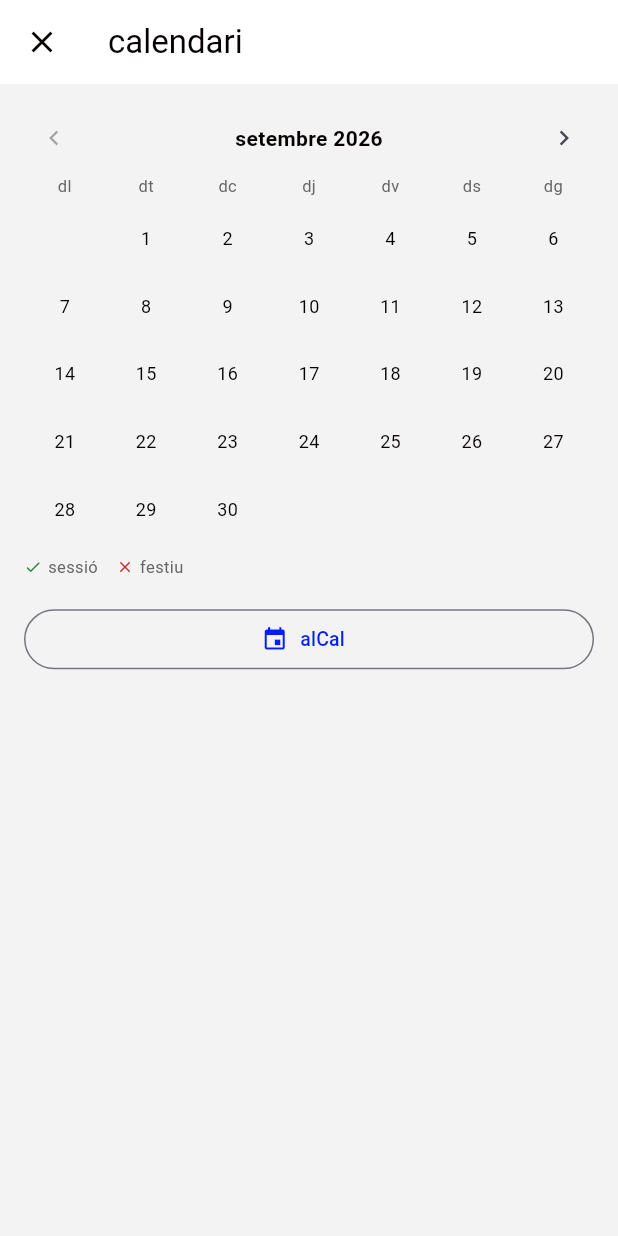
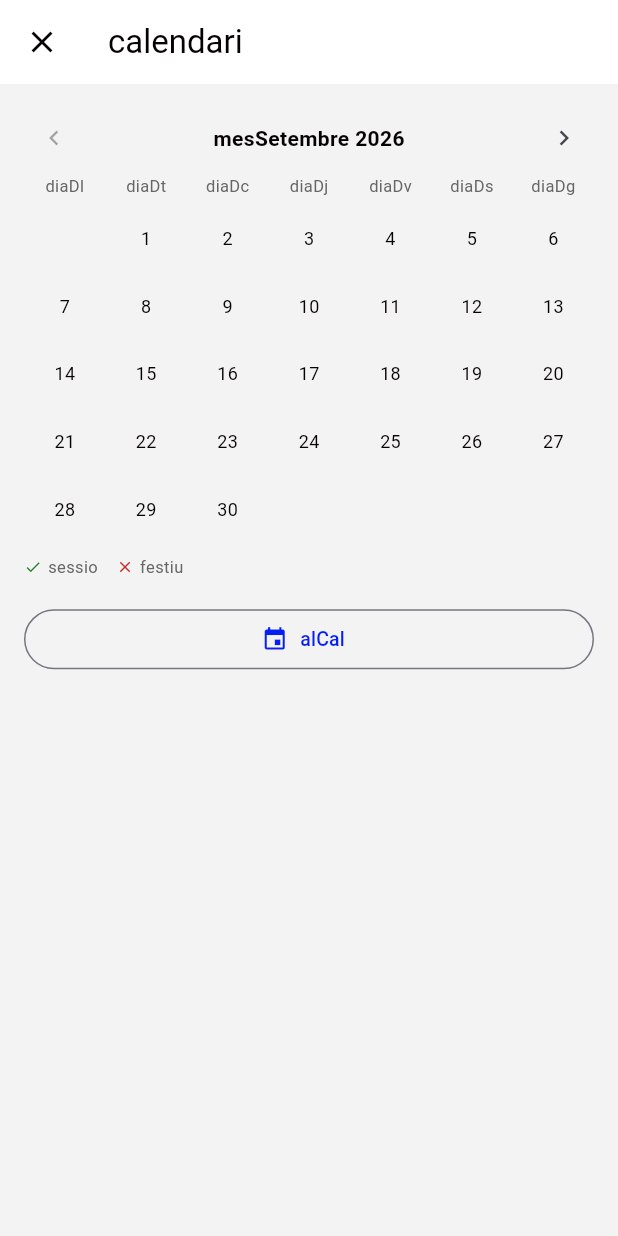
Before and after one commit to Escacstorre/portal_soci_escacs, a Flutter app: the ClassesAlumnesPantalla screen opened directly, after a tap on "calendari", on a phone screen of 412 x 824 dp. Run offline on Flutter 3.47's test engine with Material 3 defaults, Android fonts, the phone set to English and light mode, and no system bars; our stand-ins replace flutter_svg; missing offline and left inert: dart:html; network calls fail.

Commit message:
Traduccions: eliminar strings hardcoded, clau unificada Sheet, calendaris i formulari impres

```diff
--- a/lib/estat.dart
+++ b/lib/estat.dart
@@ -110,7 +110,7 @@ class Estat {
   }
 
   void mostraError(String msg, {bool ok = false}) {
-    toastMissatge = msg.isEmpty ? 'Error' : msg;
+    toastMissatge = msg.isEmpty ? i18n.t('errGen') : msg;
     toastCorrecte = ok;
     refres();
     _toastTimer?.cancel();
--- a/lib/estils.dart
+++ b/lib/estils.dart
@@ -193,7 +193,7 @@ Future<bool?> confirmaEliminacio(BuildContext context, String missatge) {
       content: Text(missatge),
       actions: [
         TextButton(onPressed: () => Navigator.pop(ctx, false), child: Text(Estat.i.i18n.t('cancel'))),
-        TextButton(onPressed: () => Navigator.pop(ctx, true), child: const Text('OK')),
+        TextButton(onPressed: () => Navigator.pop(ctx, true), child: Text(Estat.i.i18n.t('guardar'))),
       ],
     ),
   );
--- a/lib/ginys.dart
+++ b/lib/ginys.dart
@@ -368,7 +368,8 @@ class _CalendariGraellaState extends State<CalendariGraella> {
   late final int _anyCurs;
   late int _idx;
   final _mesos = const [9, 10, 11, 12, 1, 2, 3, 4, 5];
-  final _noms = const ['', 'gener', 'febrer', 'març', 'abril', 'maig', 'juny', 'juliol', 'agost', 'setembre', 'octubre', 'novembre', 'desembre'];
+  static const _clauMesos = ['', 'mesGener', 'mesFebrer', 'mesMarc', 'mesAbril', 'mesMaig', 'mesJuny', 'mesJuliol', 'mesAgost', 'mesSetembre', 'mesOctubre', 'mesNovembre', 'mesDesembre'];
+  static const _clauDies = ['diaDl', 'diaDt', 'diaDc', 'diaDj', 'diaDv', 'diaDs', 'diaDg'];
 
   String _ymd(int y, int m, int d) => '$y-${m.toString().padLeft(2, '0')}-${d.toString().padLeft(2, '0')}';
 
@@ -387,6 +388,7 @@ class _CalendariGraellaState extends State<CalendariGraella> {
 
   @override
   Widget build(BuildContext context) {
+    final t = Estat.i.i18n.t;
     final sessSet = widget.sessions.toSet();
     final mm = _mesos[_idx];
     final y = mm >= 8 ? _anyCurs : _anyCurs + 1;
@@ -399,22 +401,17 @@ class _CalendariGraellaState extends State<CalendariGraella> {
           onPressed: _idx > 0 ? () => setState(() => _idx--) : null,
           visualDensity: VisualDensity.compact,
         ),
-        Expanded(child: Center(child: Text('${_noms[mm]} $y', style: const TextStyle(fontWeight: FontWeight.bold, fontSize: 14, color: titol)))),
+        Expanded(child: Center(child: Text('${t(_clauMesos[mm])} $y', style: const TextStyle(fontWeight: FontWeight.bold, fontSize: 14, color: titol)))),
         IconButton(
           icon: const Icon(Icons.chevron_right, size: 20),
           onPressed: _idx < _mesos.length - 1 ? () => setState(() => _idx++) : null,
           visualDensity: VisualDensity.compact,
         ),
       ]),
-      const SizedBox(height: 4),
-      const Row(children: [
-        Expanded(child: Center(child: Text('dl', style: TextStyle(fontSize: 11, color: textCol)))),
-        Expanded(child: Center(child: Text('dt', style: TextStyle(fontSize: 11, color: textCol)))),
-        Expanded(child: Center(child: Text('dc', style: TextStyle(fontSize: 11, color: textCol)))),
-        Expanded(child: Center(child: Text('dj', style: TextStyle(fontSize: 11, color: textCol)))),
-        Expanded(child: Center(child: Text('dv', style: TextStyle(fontSize: 11, color: textCol)))),
-        Expanded(child: Center(child: Text('ds', style: TextStyle(fontSize: 11, color: textCol)))),
-        Expanded(child: Center(child: Text('dg', style: TextStyle(fontSize: 11, color: textCol)))),
+      SizedBox(height: 4),
+      Row(children: [
+        for (final d in _clauDies)
+          Expanded(child: Center(child: Text(t(d), style: const TextStyle(fontSize: 11, color: textCol)))),
       ]),
       const SizedBox(height: 4),
       GridView.count(
@@ -444,10 +441,10 @@ class _CalendariGraellaState extends State<CalendariGraella> {
           }),
         ],
       ),
-      const SizedBox(height: 8),
-      const Row(children: [
-        Icon(Icons.check, size: 12, color: verd), SizedBox(width: 4), Text('sessió', style: TextStyle(fontSize: 11, color: textCol)),
-        SizedBox(width: 12), Icon(Icons.close, size: 12, color: vermell), SizedBox(width: 4), Text('festiu', style: TextStyle(fontSize: 11, color: textCol)),
+      SizedBox(height: 8),
+      Row(children: [
+        const Icon(Icons.check, size: 12, color: verd), const SizedBox(width: 4), Text(t('sessio'), style: const TextStyle(fontSize: 11, color: textCol)),
+        const SizedBox(width: 12), const Icon(Icons.close, size: 12, color: vermell), const SizedBox(width: 4), Text(t('festiu'), style: const TextStyle(fontSize: 11, color: textCol)),
       ]),
     ]);
   }
--- a/lib/main.dart
+++ b/lib/main.dart
@@ -51,7 +51,7 @@ class PortalApp extends StatelessWidget {
     return EstatScope(
       notifier: _estatNotifier,
       child: MaterialApp(
-      title: 'Portal Socis',
+      title: Estat.i.i18n.t('portalSocis'),
       debugShowCheckedModeBanner: false,
       navigatorKey: Estat.i.navigatorKey,
       supportedLocales: _localesDisponibles(),
--- a/lib/pantalles/acces.dart
+++ b/lib/pantalles/acces.dart
@@ -71,7 +71,7 @@ class _IniciSessioPantallaState extends State<IniciSessioPantalla> {
                             const IconaClub(mida: 96),
                             const SizedBox(height: 14),
                             Text(
-                              Estat.i.club.isNotEmpty ? Estat.i.club : 'Portal Socis',
+                              Estat.i.club.isNotEmpty ? Estat.i.club : t('portalSocis'),
                               style: estilTitol,
                               textAlign: TextAlign.center,
                             ),
--- a/lib/pantalles/gestor/comu.dart
+++ b/lib/pantalles/gestor/comu.dart
@@ -118,7 +118,7 @@ class _AltaRapidaPantallaState extends State<AltaRapidaPantalla> {
       ]);
       if (!mounted) return;
       setState(() {
-        msg = 'OK';
+        msg = t('refrescat');
         err = false;
       });
       for (final c in [n, dni, tel, em, banc, pw, a1, a2, a3]) {
@@ -127,7 +127,7 @@ class _AltaRapidaPantallaState extends State<AltaRapidaPantalla> {
     } catch (_) {
       if (!mounted) return;
       setState(() {
-        msg = st.toastMissatge ?? 'Error';
+        msg = st.toastMissatge ?? t('errGen');
         err = true;
       });
     }
--- a/lib/pantalles/gestor/fitxa.dart
+++ b/lib/pantalles/gestor/fitxa.dart
@@ -306,7 +306,7 @@ class _JugadorEdicioPantallaState extends State<JugadorEdicioPantalla> {
         if ('${x['id']}' == widget.jugadorId) {
           nom.text = '${x['nom'] ?? ''}';
           cog.text = '${x['cognoms'] ?? ''}';
-          dn.text = '${x['dataNaix'] ?? ''}';
+          dn.text = '${x['dataNaix'] ?? ''}'.split('T').first.split(' ').first;
           dni.text = '${x['dni'] ?? ''}';
           adr.text = '${x['adreca'] ?? ''}';
           fotoActual = (x['foto'] as Map?)?.cast<String, dynamic>();
@@ -338,7 +338,7 @@ class _JugadorEdicioPantallaState extends State<JugadorEdicioPantalla> {
           Row(children: [
             TextButton.icon(
               icon: const Icon(Icons.badge_outlined, size: 18),
-              label: Text('${t('fotoDni')}: ${fotoActual?['nom'] ?? 'veure'}',
+              label: Text('${t('fotoDni')}: ${fotoActual?['nom'] ?? t('veureRebut')}',
                   style: const TextStyle(fontSize: 13)),
               onPressed: () {
                 final url = fotoActual?['url'] as String?;
--- a/lib/pantalles/gestor/pagat.dart
+++ b/lib/pantalles/gestor/pagat.dart
@@ -127,7 +127,7 @@ class _PagatPantallaState extends State<PagatPantalla> with SingleTickerProvider
             children: [
               for (var i = 1; i <= 5; i++)
                 ChoiceChip(
-                  label: Text(i == 1 ? '1 ${t('anys')}' : '$i ${t('anys')}'),
+                  label: Text(i == 1 ? '1 ${t('any')}' : '$i ${t('anys')}'),
                   selected: anys == i,
                   onSelected: (_) => setD(() => anys = i),
                 ),
@@ -589,7 +589,7 @@ class _FormulariRapidFitxaState extends State<_FormulariRapidFitxa> {
       Navigator.pop(context, true);
     } catch (_) {
       if (!mounted) return;
-      setState(() { msg = Estat.i.toastMissatge ?? 'Error'; err = true; });
+      setState(() { msg = Estat.i.toastMissatge ?? Estat.i.i18n.t('errGen'); err = true; });
     }
   }
 
@@ -684,7 +684,7 @@ class _FormulariRapidAlumneState extends State<_FormulariRapidAlumne> {
       Navigator.pop(context, true);
     } catch (_) {
       if (!mounted) return;
-      setState(() { msg = Estat.i.toastMissatge ?? 'Error'; err = true; });
+      setState(() { msg = Estat.i.toastMissatge ?? Estat.i.i18n.t('errGen'); err = true; });
     }
   }
 
--- a/lib/pantalles/soci/inici.dart
+++ b/lib/pantalles/soci/inici.dart
@@ -61,7 +61,7 @@ class IniciSociPantalla extends StatelessWidget {
                       Text('${t('quotaAny')} ${d?.any ?? ''}: '),
                       XipQuota(quota: d?.quota ?? ''),
                       if (vigent && caducitat.isNotEmpty)
-                        Text('${t('vigentFins')} ${mostraData(caducitat)}',
+                        Text(t('vigentFins', [mostraData(caducitat)]),
                             style: const TextStyle(fontSize: 12.5, color: verd)),
                       if (d?.quotaRebut?.url != null)
                         TextButton(
--- a/lib/pont.dart
+++ b/lib/pont.dart
@@ -41,6 +41,6 @@ class Pont {
       throw ExcepcioPortal('#SESSIO_CADUCADA#');
     }
     if (m['ok'] == true) return m['data'];
-    throw ExcepcioPortal('${m['data'] ?? 'Error'}');
+    throw ExcepcioPortal('${m['data'] ?? '#ERRORT#'}');
   }
 }
```
Also changed, not shown: lib/pantalles/configuracio.dart (+4 -3 lines), lib/pantalles/profe.dart (+12 -7 lines), lib/pantalles/soci/classes.dart (+21 -10 lines), lib/pantalles/soci/fitxa.dart (+10 -4 lines), lib/serveis/fitxers_web.dart (+7 -7 lines), 2 other files.
